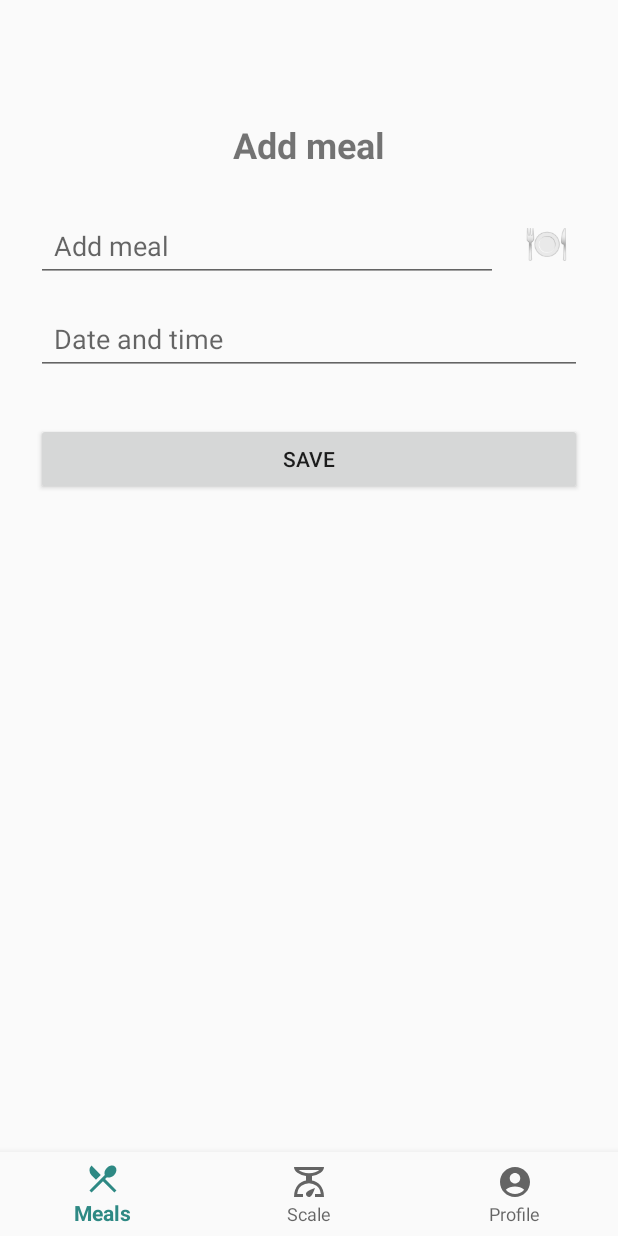
After one commit to mikolajmariasz/smart-scale-mobile, an Android app: the AddMealFragment screen opened through its navigation route, on a phone screen of 412 x 824 dp. The commit adds this screen. Run offline under Robolectric (Android 15) with nearby library versions, the phone set to English and light mode, and no system bars; our stand-ins replace navigation-ui.

Commit message:
feat: Added add meal functionality
- Added `AddMealFragment` to handle adding new meals.
- Implemented date and time picker in `AddMealFragment`.
- Added emoji picker dialog for meal icon selection.
- Updated `MealsFragment` to navigate to `AddMealFragment` on add button click.
- Added new layouts `fragment_add_meal` and `dialog_emoji_picker`.

```diff
--- a/app/build.gradle.kts
+++ b/app/build.gradle.kts
@@ -47,6 +47,8 @@ dependencies {
     implementation(libs.androidx.lifecycle.viewmodel.ktx)
     implementation(libs.androidx.navigation.fragment.ktx)
     implementation(libs.androidx.navigation.ui.ktx)
+    implementation(libs.androidx.material3.android)
+    implementation(libs.androidx.emoji2.emojipicker)
     testImplementation(libs.junit)
     androidTestImplementation(libs.androidx.junit)
     androidTestImplementation(libs.androidx.espresso.core)
--- /dev/null
+++ b/app/src/main/java/com/example/smartscale/ui/meals/presentation/AddMealFragment.kt
@@ -0,0 +1,62 @@
+package com.example.smartscale.ui.meals.presentation
+
+import android.app.DatePickerDialog
+import android.app.TimePickerDialog
+import android.os.Bundle
+import android.view.*
+import androidx.fragment.app.Fragment
+import com.example.smartscale.databinding.FragmentAddMealBinding
+import com.example.smartscale.ui.meals.presentation.dialog.FoodEmojiPickerDialog
+import java.text.SimpleDateFormat
+import java.util.*
+
+class AddMealFragment : Fragment() {
+
+    private var _binding: FragmentAddMealBinding? = null
+    private val binding get() = _binding!!
+    private val calendar = Calendar.getInstance()
+
+    override fun onCreateView(
+        inflater: LayoutInflater, container: ViewGroup?,
+        savedInstanceState: Bundle?
+    ): View {
+        _binding = FragmentAddMealBinding.inflate(inflater, container, false)
+
+        binding.editMealDateTime.setOnClickListener {
+            showDateTimePicker()
+        }
+
+        binding.emojiPicker.setOnClickListener {
+            showCustomEmojiPicker()
+        }
+
+        binding.saveMealButton.setOnClickListener {
+            // TODO: zapisz dane posiłku
+        }
+
+        return binding.root
+    }
+
+    private fun showDateTimePicker() {
+        val now = Calendar.getInstance()
+        DatePickerDialog(requireContext(), { _, year, month, day ->
+            TimePickerDialog(requireContext(), { _, hour, minute ->
+                calendar.set(year, month, day, hour, minute)
+                val sdf = SimpleDateFormat("dd.MM HH:mm", Locale.getDefault())
+                binding.editMealDateTime.setText(sdf.format(calendar.time))
+            }, now.get(Calendar.HOUR_OF_DAY), now.get(Calendar.MINUTE), true).show()
+        }, now.get(Calendar.YEAR), now.get(Calendar.MONTH), now.get(Calendar.DAY_OF_MONTH)).show()
+    }
+
+    private fun showCustomEmojiPicker() {
+        val dialog = FoodEmojiPickerDialog { selectedEmoji ->
+            binding.emojiPicker.text = selectedEmoji
+        }
+        dialog.show(parentFragmentManager, "FoodEmojiPicker")
+    }
+
+    override fun onDestroyView() {
+        super.onDestroyView()
+        _binding = null
+    }
+}
--- a/app/src/main/java/com/example/smartscale/ui/meals/presentation/adapter/MealsAdapter.kt
+++ b/app/src/main/java/com/example/smartscale/ui/meals/presentation/adapter/MealsAdapter.kt
@@ -9,7 +9,11 @@ import androidx.recyclerview.widget.RecyclerView
 import com.example.smartscale.R
 import com.example.smartscale.ui.meals.domain.model.Meal
 
-class MealsAdapter(private val meals: List<Meal>) : RecyclerView.Adapter<RecyclerView.ViewHolder>() {
+class MealsAdapter(
+    private val meals: List<Meal>,
+    private val onAddMealClick: () -> Unit
+) : RecyclerView.Adapter<RecyclerView.ViewHolder>() {
+
 
     private companion object {
         const val TYPE_MEAL = 0
@@ -62,6 +66,9 @@ class MealsAdapter(private val meals: List<Meal>) : RecyclerView.Adapter<Recycle
                 holder.mealFat.text = "${meal.fat}g"
             }
             is AddMealViewHolder -> {
+                holder.addButton.setOnClickListener {
+                    onAddMealClick()
+                }
             }
         }
     }
--- /dev/null
+++ b/app/src/main/res/layout/fragment_add_meal.xml
@@ -0,0 +1,66 @@
+<?xml version="1.0" encoding="utf-8"?>
+<ScrollView xmlns:android="http://schemas.android.com/apk/res/android"
+    android:layout_width="match_parent"
+    android:layout_height="match_parent"
+    android:padding="24dp"
+    android:fillViewport="true">
+
+    <LinearLayout
+        android:layout_width="match_parent"
+        android:layout_height="wrap_content"
+        android:orientation="vertical">
+
+        <TextView
+            android:id="@+id/addMealTitle"
+            android:layout_width="match_parent"
+            android:layout_height="wrap_content"
+            android:text="@string/add_meal"
+            android:textSize="24sp"
+            android:textStyle="bold"
+            android:gravity="center"
+            android:layout_marginBottom="24dp" />
+
+        <LinearLayout
+            android:layout_width="match_parent"
+            android:layout_height="wrap_content"
+            android:orientation="horizontal"
+            android:layout_marginBottom="16dp">
+
+            <EditText
+                android:id="@+id/editMealName"
+                android:layout_width="0dp"
+                android:layout_weight="1"
+                android:layout_height="wrap_content"
+                android:hint="@string/add_meal"
+                android:padding="12dp" />
+
+            <TextView
+                android:id="@+id/emojiPicker"
+                android:layout_width="48dp"
+                android:layout_height="match_parent"
+                android:text="🍽️"
+                android:textColor="@color/black"
+                android:textSize="24sp"
+                android:gravity="center"
+                android:padding="8dp"
+                android:layout_marginStart="8dp"
+                android:background="?android:attr/selectableItemBackground" />
+        </LinearLayout>
+
+        <EditText
+            android:id="@+id/editMealDateTime"
+            android:layout_width="match_parent"
+            android:layout_height="wrap_content"
+            android:hint="@string/date_time"
+            android:focusable="false"
+            android:inputType="datetime"
+            android:padding="12dp"
+            android:layout_marginBottom="32dp" />
+
+        <Button
+            android:id="@+id/saveMealButton"
+            android:layout_width="match_parent"
+            android:layout_height="wrap_content"
+            android:text="@string/save" />
+    </LinearLayout>
+</ScrollView>
--- a/app/src/main/res/navigation/mobile_navigation.xml
+++ b/app/src/main/res/navigation/mobile_navigation.xml
@@ -9,7 +9,12 @@
         android:id="@+id/navigation_meals"
         android:name="com.example.smartscale.ui.meals.presentation.MealsFragment"
         android:label="@string/title_meals"
-        tools:layout="@layout/fragment_meals" />
+        tools:layout="@layout/fragment_meals">
+
+        <action
+            android:id="@+id/action_meals_to_add_meal"
+            app:destination="@id/navigation_add_meal" />
+    </fragment>
 
     <fragment
         android:id="@+id/navigation_scale"
@@ -22,4 +27,10 @@
         android:name="com.example.smartscale.ui.profile.ProfileFragment"
         android:label="@string/title_profile"
         tools:layout="@layout/fragment_profile" />
+
+    <fragment
+        android:id="@+id/navigation_add_meal"
+        android:name="com.example.smartscale.ui.meals.presentation.AddMealFragment"
+        android:label="Add Meal"
+        tools:layout="@layout/fragment_add_meal" />
 </navigation>
--- a/app/src/main/res/values/strings.xml
+++ b/app/src/main/res/values/strings.xml
@@ -10,5 +10,12 @@
     <string name="carbs_label">Carbs</string>
     <string name="protein_label">Protein</string>
     <string name="fat_label">Fat</string>
+
+    <!-- Labels for add meal -->
     <string name="add_meal">Add meal</string>
+    <string name="meal_name">Meal name</string>
+    <string name="date_time">Date and time</string>
+
+    <!-- Universal strings -->
+    <string name="save">Save</string>
 </resources>
--- a/gradle/libs.versions.toml
+++ b/gradle/libs.versions.toml
@@ -16,6 +16,8 @@ navigationFragmentKtx = "2.6.0"
 navigationUiKtx = "2.6.0"
 androidx-viewpager2 = "1.0.0"
 recyclerview = "1.3.2"
+material3Android = "1.3.1"
+emoji2Emojipicker = "1.5.0"
 
 [libraries]
 androidx-cardview = { module = "androidx.cardview:cardview", version.ref = "cardview" }
@@ -33,6 +35,8 @@ androidx-lifecycle-viewmodel-ktx = { group = "androidx.lifecycle", name = "lifec
 androidx-navigation-fragment-ktx = { group = "androidx.navigation", name = "navigation-fragment-ktx", version.ref = "navigationFragmentKtx" }
 androidx-navigation-ui-ktx = { group = "androidx.navigation", name = "navigation-ui-ktx", version.ref = "navigationUiKtx" }
 androidx-viewpager2 = { group = "androidx.viewpager2", name = "viewpager2", version.ref = "androidx-viewpager2" }
+androidx-material3-android = { group = "androidx.compose.material3", name = "material3-android", version.ref = "material3Android" }
+androidx-emoji2-emojipicker = { group = "androidx.emoji2", name = "emoji2-emojipicker", version.ref = "emoji2Emojipicker" }
 [plugins]
 android-application = { id = "com.android.application", version.ref = "agp" }
 kotlin-android = { id = "org.jetbrains.kotlin.android", version.ref = "kotlin" }
```
Also changed, not shown: app/src/main/java/com/example/smartscale/ui/meals/presentation/MealsFragment.kt (+11 -1 lines), app/src/main/java/com/example/smartscale/ui/meals/presentation/view/EmojiPickerDialog.kt (added, +65 -0 lines), app/src/main/res/layout/dialog_emoji_picker.xml (added, +12 -0 lines).
